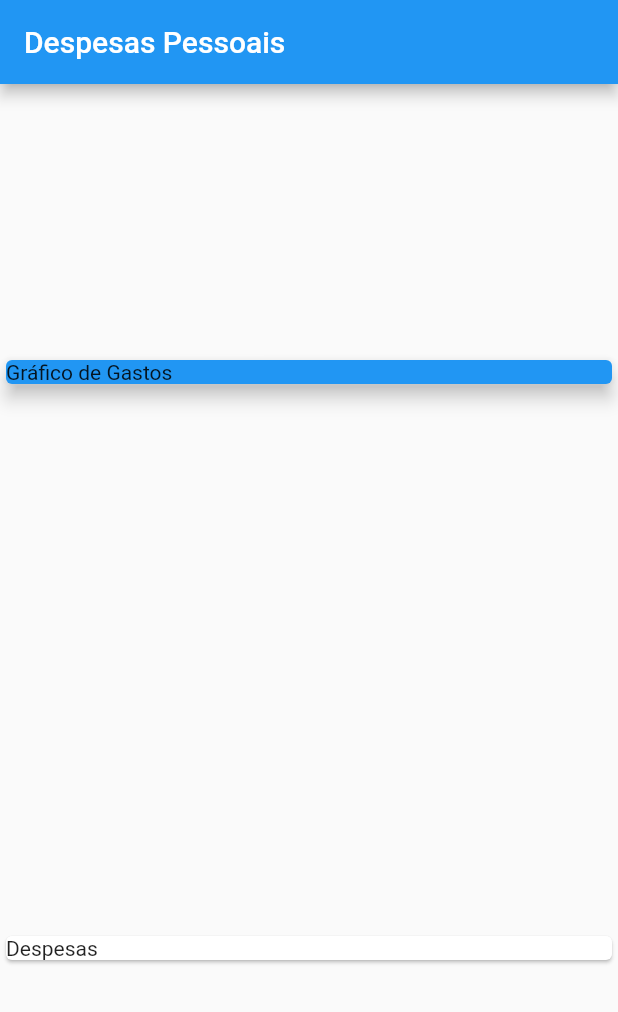
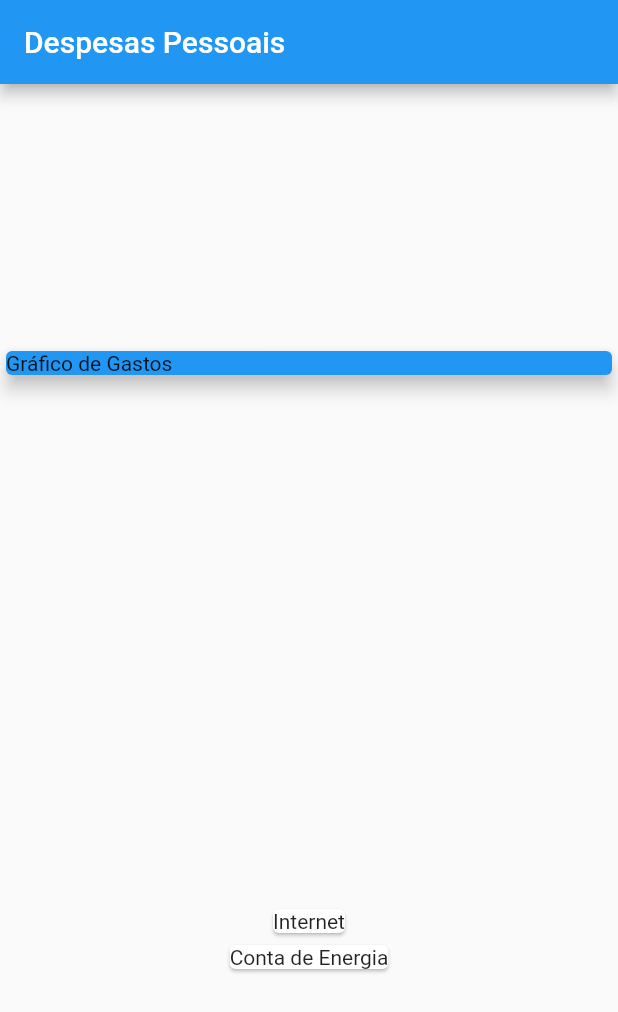
Before and after one commit to mateusmeds/expenses, a Flutter app: the screen it shows after launch, on a phone screen of 412 x 824 dp. Shown: the top 1012 px of the screen. Run offline on Flutter 3.47's test engine with Material 2 defaults, Android fonts, the phone set to English and light mode, and no system bars.

Commit message:
Criando classe Transaction e inserindo o dado title na tela

```diff
--- a/lib/main.dart
+++ b/lib/main.dart
@@ -1,25 +1,31 @@
-
+import 'package:expenses/models/transaction.dart';
 import 'package:flutter/material.dart';
 
 main() {
   runApp(ExpenseApp());
 }
 
-class ExpenseApp  extends StatelessWidget {
-
-  const ExpenseApp ({ Key? key }) : super(key: key);
+class ExpenseApp extends StatelessWidget {
+  const ExpenseApp({Key? key}) : super(key: key);
 
   @override
   Widget build(BuildContext context) {
-    return MaterialApp(
-      home: HomePage()
-    );
+    return MaterialApp(home: HomePage());
   }
 }
 
 class HomePage extends StatelessWidget {
+  final _transations = [
+    Transaction(
+        id: "t1", title: "Internet", value: 86.45, date: DateTime.now()),
+    Transaction(
+        id: "t2",
+        title: "Conta de Energia",
+        value: 95.89,
+        date: DateTime.now()),
+  ];
 
-  const HomePage({ Key? key }) : super(key: key);
+  HomePage({Key? key}) : super(key: key);
 
   @override
   Widget build(BuildContext context) {
@@ -30,7 +36,7 @@ class HomePage extends StatelessWidget {
       body: Column(
         mainAxisAlignment: MainAxisAlignment.spaceAround,
         crossAxisAlignment: CrossAxisAlignment.stretch,
-        children: <Widget> [
+        children: <Widget>[
           Container(
             width: double.infinity,
             child: Card(
@@ -39,9 +45,11 @@ class HomePage extends StatelessWidget {
               elevation: 5,
             ),
           ),
-          Card(
-            child: Text("Despesas"),
-          ),
+          Column(children: <Widget>[
+            ..._transations.map((transaction) {
+              return Card(child: Text(transaction.title));
+            }).toList(),
+          ]),
         ],
       ),
     );
--- /dev/null
+++ b/lib/models/transaction.dart
@@ -0,0 +1,13 @@
+class Transaction {
+  final String id;
+  final String title;
+  final double value;
+  final DateTime date;
+
+  Transaction({
+    required this.id,
+    required this.title,
+    required this.value,
+    required this.date
+  });
+}
```
